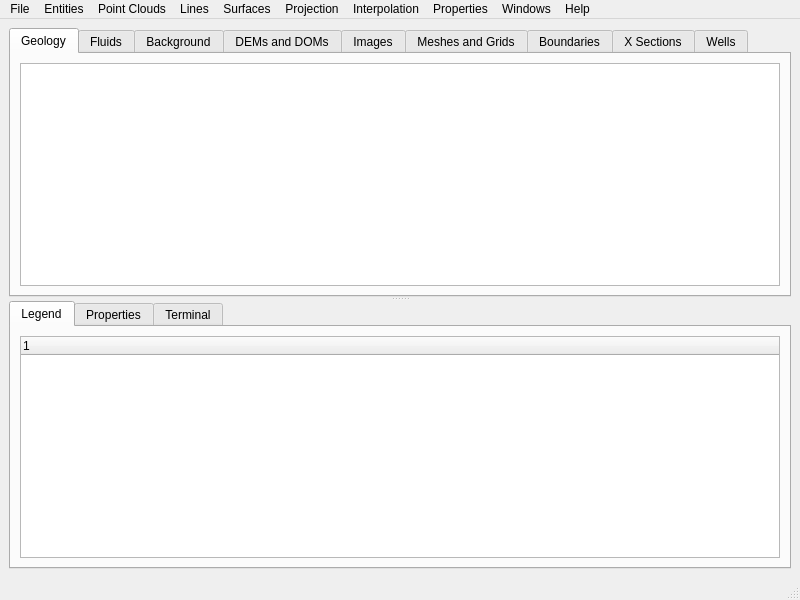
First picture: the form in gui/project_window.ui, repository gecos-lab/PZero, before the edit.
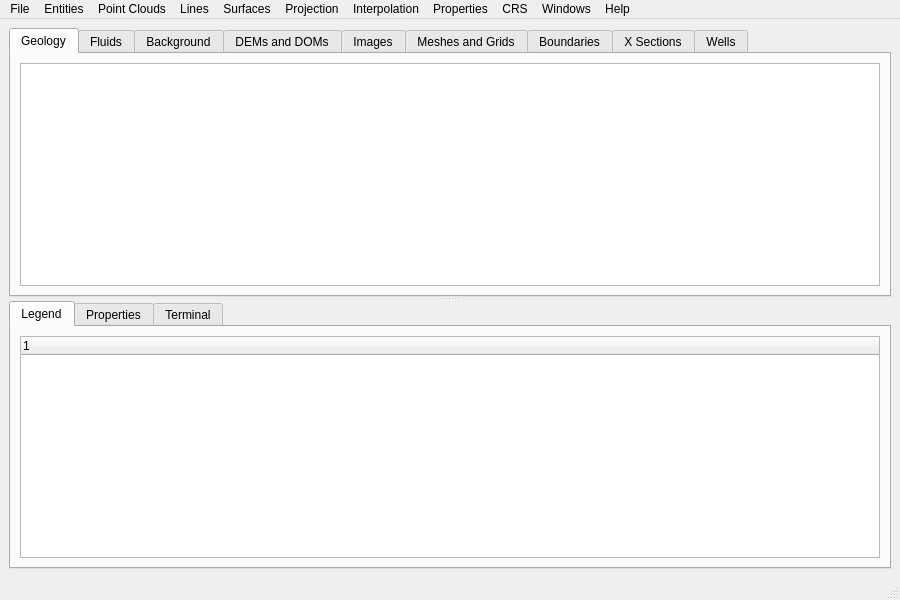
Second picture: the form after the edit.

The edit to the form file:
```diff
--- a/gui/project_window.ui
+++ b/gui/project_window.ui
@@ -6,7 +6,7 @@
    <rect>
     <x>0</x>
     <y>0</y>
-    <width>800</width>
+    <width>900</width>
     <height>600</height>
    </rect>
   </property>
@@ -165,7 +165,7 @@
     <rect>
      <x>0</x>
      <y>0</y>
-     <width>800</width>
+     <width>900</width>
      <height>33</height>
     </rect>
    </property>
@@ -318,6 +318,13 @@
     <addaction name="actionAddTexture"/>
     <addaction name="actionRemoveTexture"/>
    </widget>
+   <widget class="QMenu" name="menuCRS">
+    <property name="title">
+     <string>CRS</string>
+    </property>
+    <addaction name="actionTransformSelectedCRS"/>
+    <addaction name="actionListCRS"/>
+   </widget>
    <addaction name="menuFile"/>
    <addaction name="menuEntities"/>
    <addaction name="menuPointClouds"/>
@@ -326,6 +333,7 @@
    <addaction name="menuProjection"/>
    <addaction name="menuInterpolation"/>
    <addaction name="menuProperties"/>
+   <addaction name="menuCRS"/>
    <addaction name="menuWindows"/>
    <addaction name="menuHelp"/>
   </widget>
```
Left out of the diff: 10 changed lines with no effect on the pictures.
